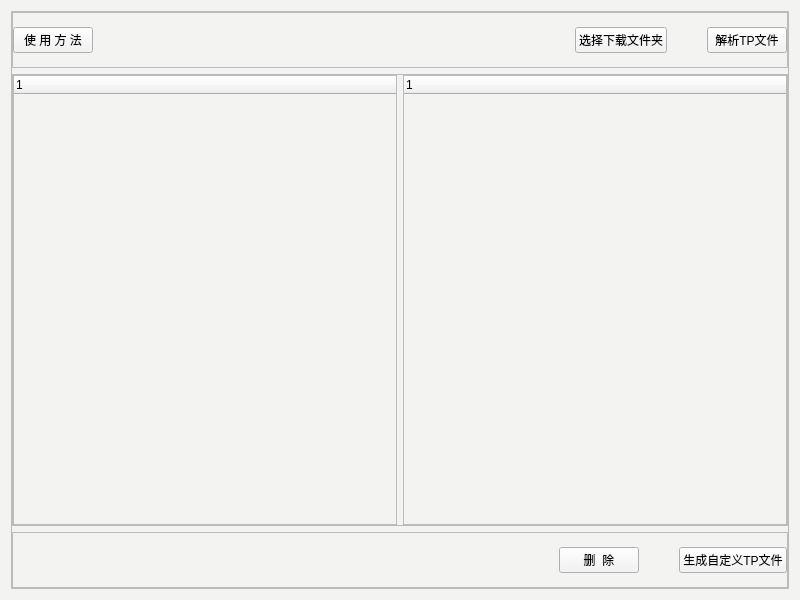
Old version of the form app/resource/Pages/TPFileManager.ui in the repository animcw/AIYOU.
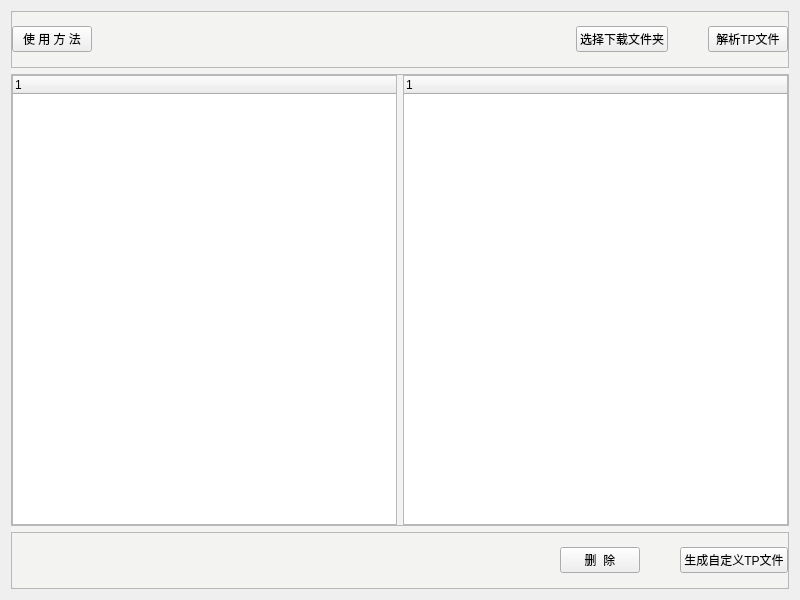
New version of the form. Custom widgets are drawn as their Qt base class.

Patch:
```diff
--- a/app/resource/Pages/TPFileManager.ui
+++ b/app/resource/Pages/TPFileManager.ui
@@ -14,7 +14,11 @@
    <string>TPFileManager</string>
   </property>
   <property name="styleSheet">
-   <string notr="true">background-color: #f3f3f2;</string>
+   <string notr="true">QFrame#mainBody{
+	border: 1px soild transparent;
+	border-radius:10px;
+	background-color:#f3f3f2;
+}</string>
   </property>
   <layout class="QVBoxLayout" name="verticalLayout_2">
    <item>
```
